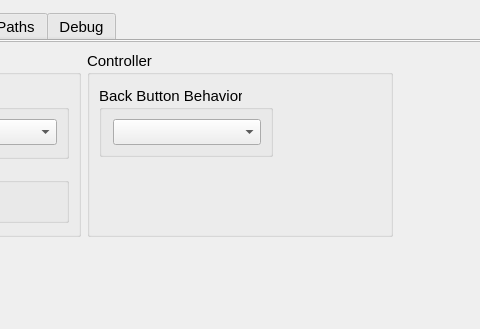
This is src/qt_gui/settings_dialog.ui in shadps4-emu/shadPS4 as Qt 5 draws it before an edit; both pictures show x 248 to 728 and y 0 to 329 of the 970 by 670 pixel window. The edited form follows.
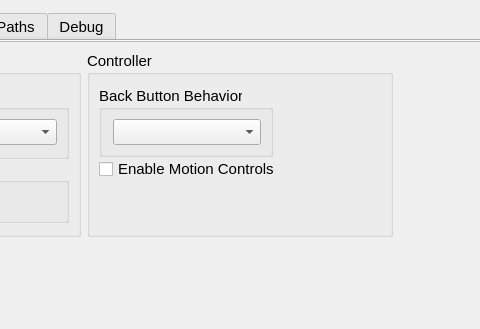
This is the edited form. The open tabs and pages were chosen to show the change. Icons and pictures are not drawn.

Commit message: Add motion controls toggle

What changed in the file:
```diff
--- a/src/qt_gui/settings_dialog.ui
+++ b/src/qt_gui/settings_dialog.ui
@@ -815,6 +815,13 @@
                  </layout>
                 </widget>
                </item>
+				  <item>
+					  <widget class="QCheckBox" name="motionControlsCheckBox"> 
+						  <property name="text">
+							  <string>Enable Motion Controls</string>
+						  </property>
+					  </widget>
+				  </item>
                <item>
                 <widget class="QWidget" name="controllerWidgetSpacer" native="true">
                  <property name="enabled">
```
The commit also changes 4 other files.
